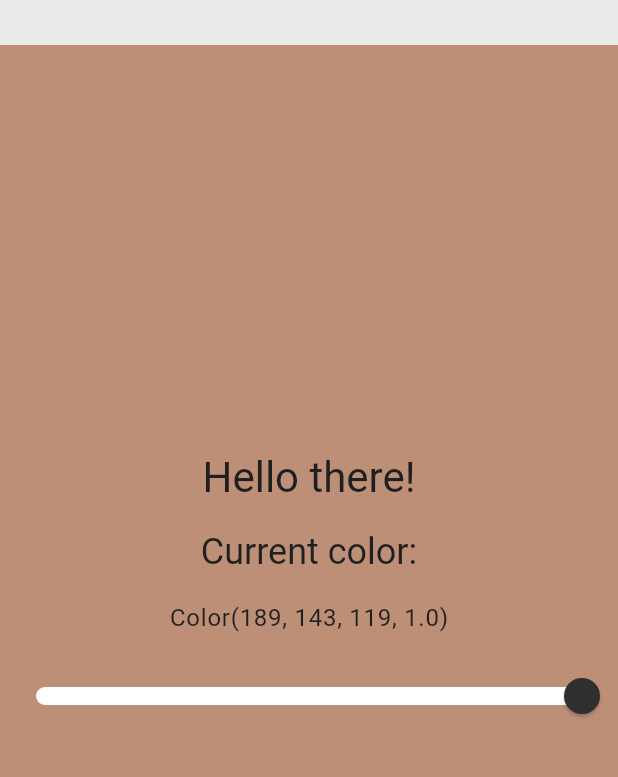
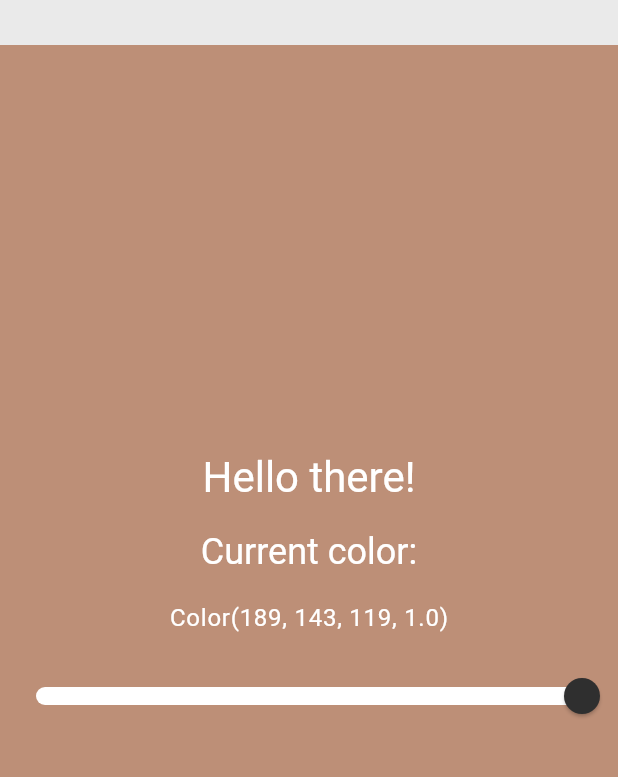
Before and after one commit to viktoriia-cherk/color_generator, a Flutter app: the screen it shows after launch, on a phone screen of 412 x 824 dp, the part 69-846 px from its top. Run offline on Flutter 3.47's test engine with Material 3 defaults, Android fonts, the light colour scheme and no system bars.

Commit message:
fix: Change text color depends on background color;

```diff
--- a/lib/core/presentation/utils/build_context_extensions/build_context_extensions.dart
+++ b/lib/core/presentation/utils/build_context_extensions/build_context_extensions.dart
@@ -6,4 +6,9 @@ extension ThemeExtension on BuildContext {
   Brightness get brightness => Theme.of(this).brightness;
 
   bool get isDarkThemeMode => brightness == Brightness.dark;
+
+  Brightness _estimateColor(Color color) =>
+      ThemeData.estimateBrightnessForColor(color);
+
+  bool isDarkTextColor(Color color) => _estimateColor(color) == Brightness.dark;
 }
--- a/lib/features/home_page/presentation/home_page.dart
+++ b/lib/features/home_page/presentation/home_page.dart
@@ -54,6 +54,10 @@ class _HomePageState extends State<HomePage> {
 
   @override
   Widget build(BuildContext context) {
+    Color textColor = context.isDarkTextColor(_bgColor)
+        ? AppColors.white
+        : AppColors.graphite;
+
     return Scaffold(
       appBar: CustomAppBar.home(
         title: 'Color Generator',
@@ -73,11 +77,14 @@ class _HomePageState extends State<HomePage> {
                   children: [
                     Text(
                       'Hello there!',
-                      style: context.textTheme.headlineMedium,
+                      style: context.textTheme.headlineMedium?.copyWith(
+                        color: textColor,
+                      ),
                     ),
                     const SizedBox(height: 16.0),
                     ColorInfo(
                       colorLabel: _colorLabel,
+                      textColor: textColor,
                       opacity: _bgOpacity,
                       onUpdateOpacity: _updateOpacity,
                     ),
--- a/lib/features/home_page/presentation/widgets/color_info.dart
+++ b/lib/features/home_page/presentation/widgets/color_info.dart
@@ -4,12 +4,14 @@ import '../../../../core/presentation/custom_sider/custom_sider.dart';
 
 class ColorInfo extends StatefulWidget {
   final String colorLabel;
+  final Color textColor;
   final double opacity;
   final ValueChanged<double> onUpdateOpacity;
 
   const ColorInfo({
     super.key,
     required this.colorLabel,
+    required this.textColor,
     required this.opacity,
     required this.onUpdateOpacity,
   });
@@ -24,9 +26,17 @@ class _ColorInfoState extends State<ColorInfo> {
     return Column(
       mainAxisAlignment: MainAxisAlignment.center,
       children: [
-        Text('Current color:', style: context.textTheme.headlineSmall),
+        Text(
+          'Current color:',
+          style: context.textTheme.headlineSmall?.copyWith(
+            color: widget.textColor,
+          ),
+        ),
         const SizedBox(height: 16.0),
-        Text(widget.colorLabel, style: context.textTheme.bodyLarge),
+        Text(
+          widget.colorLabel,
+          style: context.textTheme.bodyLarge?.copyWith(color: widget.textColor),
+        ),
         const SizedBox(height: 16.0),
         CustomSlider.opacity(
           value: widget.opacity,
```
